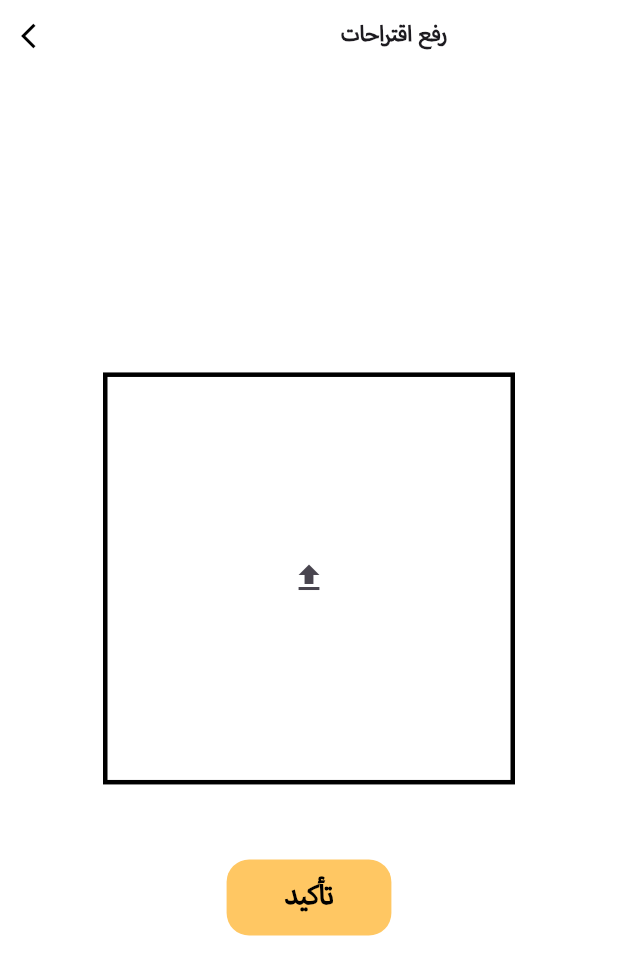
After one commit to Abdelelah-PAL/foodlink_admin_panel, a Flutter app: the UploadSuggestionsScreen screen opened directly, after a tap on the "file upload" icon, on a phone screen of 412 x 824 dp. The commit adds this screen. Shown: the top 975 px of the screen. Run offline on Flutter 3.47's test engine with Material 3 defaults, Android fonts, the phone set to English and light mode, and no system bars; our stand-ins replace cloud_firestore, dotted_border, file_picker, firebase_auth, firebase_core, firebase_storage and 2 more; missing offline and left inert: firebase_app_check; accounts and stored records are empty.

Commit message:
adding suggestions feature

```diff
--- a/lib/controllers/dashboard_controller.dart
+++ b/lib/controllers/dashboard_controller.dart
@@ -1,4 +1,5 @@
 import 'package:flutter/material.dart';
+import 'package:foodlink_admin_panel/screens/features_screens/upload_suggestions_screen.dart';
 import '../screens/features_screens/beyond_calories_articles_screen.dart';
 import '../screens/features_screens/show_features_screen.dart';
 import '../screens/food_screens/add_dish_of_the_week_screen.dart';
@@ -27,6 +28,7 @@ class DashboardController {
     const AddDishOfTheWeekScreen(),
     const BeyondCaloriesArticlesScreen(),
     const ShowFeaturesScreen(),
+    const UploadSuggestionsScreen(),
     const SettingsScreen(),
   ];
 }
--- a/lib/controllers/meal_controller.dart
+++ b/lib/controllers/meal_controller.dart
@@ -60,7 +60,7 @@ class MealController {
     String? imageUrl;
     if (storageProvider.mealImageIsPicked) {
       imageUrl = await StorageProvider()
-          .uploadImage(storageProvider.pickedMealImage!, "planned_meals_images");
+          .uploadFile(storageProvider.pickedMealImage!, "planned_meals_images");
     }
     List<String> ingredients = MealsProvider()
         .ingredientsControllers
@@ -92,7 +92,7 @@ class MealController {
       if (meal.imageUrl != null || meal.imageUrl != "") {
         await StorageProvider().deleteImage(meal.imageUrl);
       }
-      imageUrl = await StorageProvider().uploadImage(mealsProvider.pickedMealImage, "planned_meals_images");
+      imageUrl = await StorageProvider().uploadFile(mealsProvider.pickedMealImage, "planned_meals_images");
     }
     List<String> ingredients = MealsProvider()
         .ingredientsControllers
--- a/lib/core/constants/assets.dart
+++ b/lib/core/constants/assets.dart
@@ -48,4 +48,6 @@ class Assets {
   static String note ="$rootIcons/note.png";
   static String web ="$rootIcons/web.png";
   static String keyword ="$rootIcons/keyword.png";
+  static String excel ="$rootIcons/excel.png";
+
 }
--- a/lib/core/utils/intl_ar.json
+++ b/lib/core/utils/intl_ar.json
@@ -186,6 +186,8 @@
   "feature_deleted": "تمَ حذف الخدمة بنجاح",
   "adding_article": "إضافة مقال",
   "adding_features": "إضافة خصائص",
-  "no_features": "لا يوجد خصائص مُضافة"
+  "no_features": "لا يوجد خصائص مُضافة",
+  "uploading_suggestions": "رفع اقتراحات",
+  "file_uploaded": "تم رفع الملف بنجاح"
 
 }
--- a/lib/core/utils/intl_en.json
+++ b/lib/core/utils/intl_en.json
@@ -186,5 +186,7 @@
   "feature_deleted": "Feature has been deleted successfully",
   "adding_article": "Adding Article",
   "adding_features": "Adding Features",
-  "no_features": "No features added yet"
+  "no_features": "No features added yet",
+  "uploading_suggestions": "Uploading Suggestions",
+  "file_uploaded": "File has been uploaded successfully"
 }
--- a/lib/providers/storage_provider.dart
+++ b/lib/providers/storage_provider.dart
@@ -12,10 +12,12 @@ class StorageProvider with ChangeNotifier {
   final StorageServices _ss = StorageServices();
   bool mealImageIsPicked = false;
   bool dOWIsPicked = false;
+  bool articleImageIsPicked = false;
+  bool suggestionsFileIsPicked = false;
   FilePickerResult? pickedMealImage;
   FilePickerResult? pickedDOW;
   FilePickerResult? pickedArticleImage;
-  bool articleImageIsPicked = false;
+  FilePickerResult? pickedSuggestionsFile;
   List<Map<String, bool>> featuresImagesArePicked = [];
   List<Map<String, dynamic>> featuresPickedImages = [];
   Map<String, bool> featureImageIsPicked = {
@@ -27,21 +29,34 @@ class StorageProvider with ChangeNotifier {
     'en_image': null
   };
 
-  Future<void> pickImage(String source) async {
+  Future<void> pickFile(String source) async {
     try {
-      FilePickerResult? file = await FilePicker.platform.pickFiles(
+      FilePickerResult? file;
+      if (source == "suggestions") {
+        file = await FilePicker.platform.pickFiles(
+          type: FileType.any,
+        );
+        pickedSuggestionsFile = file;
+        suggestionsFileIsPicked = true;
+      } else {
+        file = await FilePicker.platform.pickFiles(
           type: FileType.image,
         );
         if (file != null) {
-        if (source == "meal") {
+          switch (source) {
+            case "meal":
               pickedMealImage = file;
               mealImageIsPicked = true;
-        } else if (source == "DOW") {
+              break;
+            case "DOW":
               pickedDOW = file;
               dOWIsPicked = true;
-        } else if (source == "articles") {
+              break;
+            case "articles":
               pickedArticleImage = file;
               articleImageIsPicked = true;
+              break;
+          }
         }
       }
       notifyListeners();
@@ -99,9 +114,8 @@ class StorageProvider with ChangeNotifier {
     }
   }
 
-
-  Future<String?> uploadImage(FilePickerResult path, String tag) async {
-    return _ss.uploadImage(path, tag);
+  Future<String?> uploadFile(FilePickerResult path, String tag) async {
+    return _ss.uploadFile(path, tag);
   }
 
   Future<void> saveImageMetadata(String imageUrl, double dx, double dy,
--- a/lib/screens/dashboard/widgets/custom_bottom_navigation_bar.dart
+++ b/lib/screens/dashboard/widgets/custom_bottom_navigation_bar.dart
@@ -54,7 +54,8 @@ class _CustomBottomNavigationBarState extends State<CustomBottomNavigationBar> {
           _buildNavItem(Icons.add_a_photo_outlined, 1, null),
           _buildNavItem(Icons.article_outlined, 2, null),
           _buildNavItem(Icons.design_services, 3, null),
-          _buildNavItem(Icons.settings, 4, null),
+          _buildNavItem(Icons.file_present, 4, null),
+          _buildNavItem(Icons.settings, 5, null),
         ],
       ),
     );
--- a/lib/screens/features_screens/add_article_screen.dart
+++ b/lib/screens/features_screens/add_article_screen.dart
@@ -67,7 +67,7 @@ class _AddArticleScreenState extends State<AddArticleScreen> {
                 child: storageProvider.articleImageIsPicked == false
                     ? IconButton(
                         onPressed: () =>
-                            StorageProvider().pickImage("articles"),
+                            StorageProvider().pickFile("articles"),
                         icon: const Icon(Icons.add_a_photo))
                     : SizedBox(
                         width: SizeConfig.getProperVerticalSpace(3),
--- /dev/null
+++ b/lib/screens/features_screens/upload_suggestions_screen.dart
@@ -0,0 +1,101 @@
+import 'package:flutter/material.dart';
+import 'package:provider/provider.dart';
+import '../../../core/constants/colors.dart';
+import '../../../core/utils/size_config.dart';
+import '../../controllers/features_controller.dart';
+import '../../core/constants/assets.dart';
+import '../../providers/features_provider.dart';
+import '../../providers/settings_provider.dart';
+import '../../providers/storage_provider.dart';
+import '../widgets/custom_back_button.dart';
+import '../widgets/custom_button.dart';
+import '../widgets/custom_text.dart';
+
+class UploadSuggestionsScreen extends StatefulWidget {
+  const UploadSuggestionsScreen({super.key});
+
+  @override
+  State<UploadSuggestionsScreen> createState() =>
+      _UploadSuggestionsScreenState();
+}
+
+class _UploadSuggestionsScreenState extends State<UploadSuggestionsScreen> {
+  @override
+  Widget build(BuildContext context) {
+    final FeaturesProvider featuresProvider =
+    Provider.of<FeaturesProvider>(context, listen: true);
+    final SettingsProvider settingsProvider =
+        Provider.of<SettingsProvider>(context, listen: true);
+    final StorageProvider storageProvider =
+        Provider.of<StorageProvider>(context, listen: true);
+    return Scaffold(
+      appBar: PreferredSize(
+        preferredSize: Size.fromHeight(SizeConfig.getProportionalHeight(100)),
+        child: SafeArea(
+          child: Row(
+            children: [
+              const CustomBackButton(),
+              SizedBox(
+                width: SizeConfig.getProperHorizontalSpace(2.3),
+              ),
+              const CustomText(
+                isCenter: true,
+                text: "uploading_suggestions",
+                fontSize: 20,
+                fontWeight: FontWeight.bold,
+              ),
+            ],
+          ),
+        ),
+      ),
+      backgroundColor: AppColors.backgroundColor,
+      body: Center(
+        child: Column(
+          crossAxisAlignment: CrossAxisAlignment.center,
+          mainAxisAlignment: MainAxisAlignment.center,
+          children: [
+            Container(
+              width: SizeConfig.getProperVerticalSpace(3),
+              height: SizeConfig.getProperVerticalSpace(3),
+              alignment: Alignment.center,
+              decoration: BoxDecoration(
+                border: Border.all(width: 3),
+                shape: BoxShape.rectangle,
+              ),
+              child: storageProvider.pickedSuggestionsFile == null
+                  ? IconButton(
+                      onPressed: () =>
+                          StorageProvider().pickFile("suggestions"),
+                      icon: const Icon(Icons.file_upload))
+                  : SizedBox(
+                      width: SizeConfig.getProperVerticalSpace(3),
+                      height: SizeConfig.getProperVerticalSpace(3),
+                      child: Center(
+                        child: Image.asset(Assets.excel),
+                      )),
+            ),
+            if (storageProvider.pickedSuggestionsFile != null) ...[
+              SizeConfig.customSizedBox(null, 20, null),
+              Text(storageProvider.pickedSuggestionsFile!.names[0]!),
+            ],
+            SizeConfig.customSizedBox(null, 50, null),
+            CustomButton(
+                onTap: () async {
+                  if (storageProvider.pickedSuggestionsFile != null) {
+                    print("object");
+                    await StorageProvider().uploadFile(
+                        storageProvider.pickedSuggestionsFile!, "suggestions");
+                    featuresProvider.resetSuggestionValues(storageProvider);
+                    FeaturesController().showSuccessDialog(
+                        context, settingsProvider, 'file_uploaded');
+                  }
+                },
+                text: "confirm",
+                width: 100,
+                height: 50)
+          ],
+        ),
+      ),
+    );
+  }
+}
--- a/lib/screens/food_screens/add_dish_of_the_week_screen.dart
+++ b/lib/screens/food_screens/add_dish_of_the_week_screen.dart
@@ -57,7 +57,7 @@ class _AddDishOfTheWeekScreenState extends State<AddDishOfTheWeekScreen> {
           ),
           Center(
             child: IconButton(
-              onPressed: () => storageProvider.pickImage("DOW"),
+              onPressed: () => storageProvider.pickFile("DOW"),
               icon: const Icon(Icons.add_a_photo, size: 30),
             ),
           ),
@@ -91,7 +91,7 @@ class _AddDishOfTheWeekScreenState extends State<AddDishOfTheWeekScreen> {
                         throw Exception('pickedDOW is null');
                       }
 
-                      var imageUrl = await storageProvider.uploadImage(
+                      var imageUrl = await storageProvider.uploadFile(
                         storageProvider.pickedDOW!,
                         "dish_of_the_week",
                       );
--- a/lib/screens/food_screens/widgets/meal_image_container.dart
+++ b/lib/screens/food_screens/widgets/meal_image_container.dart
@@ -69,7 +69,7 @@ class _MealImageContainerState extends State<MealImageContainer> {
                   child: Center(
                     child: IconButton(
                       onPressed: () async {
-                        await storageProvider.pickImage("meal");
+                        await storageProvider.pickFile("meal");
                         if (mounted) setState(() {});
                       },
                       icon: const Icon(
@@ -131,7 +131,7 @@ class _MealImageContainerState extends State<MealImageContainer> {
                     child: Center(
                       child: GestureDetector(
                         onTap: () async {
-                          await storageProvider.pickImage("meal");
+                          await storageProvider.pickFile("meal");
                           if (mounted) setState(() {});
                         },
                         child: Row(
```
Also changed, not shown: lib/controllers/features_controller.dart (+6 -6 lines), lib/providers/features_provider.dart (+7 -0 lines), lib/services/storage_service.dart (+4 -4 lines), assets/icons/excel.png (added). Lines whose indentation alone changed are shown as unchanged.
